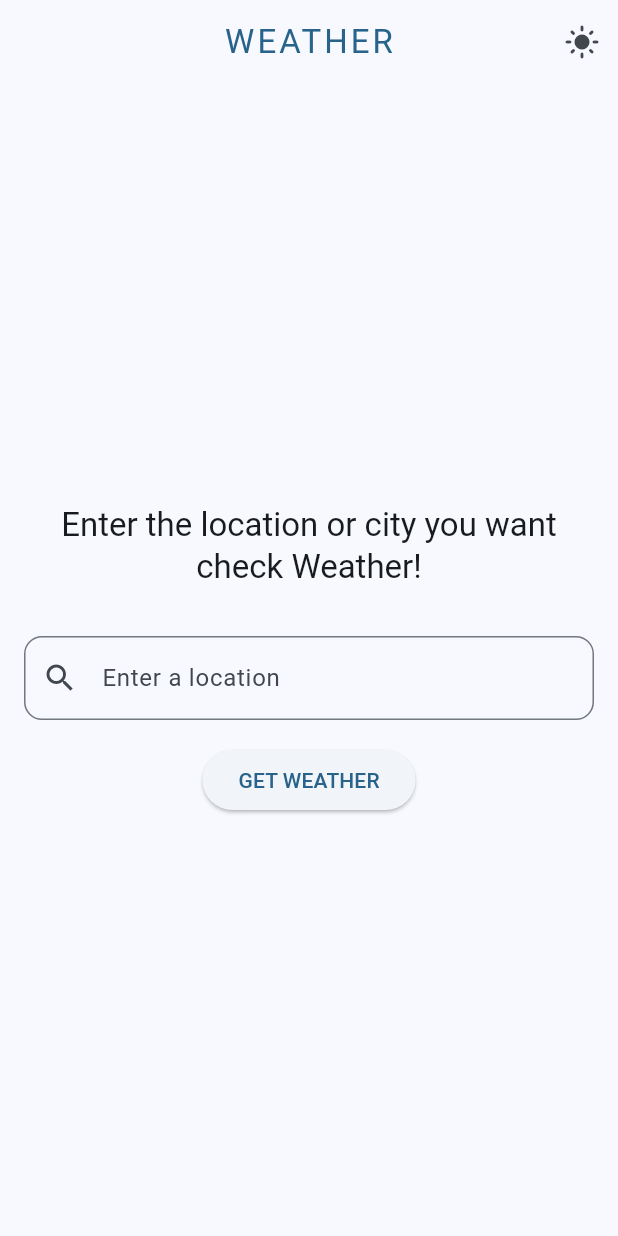
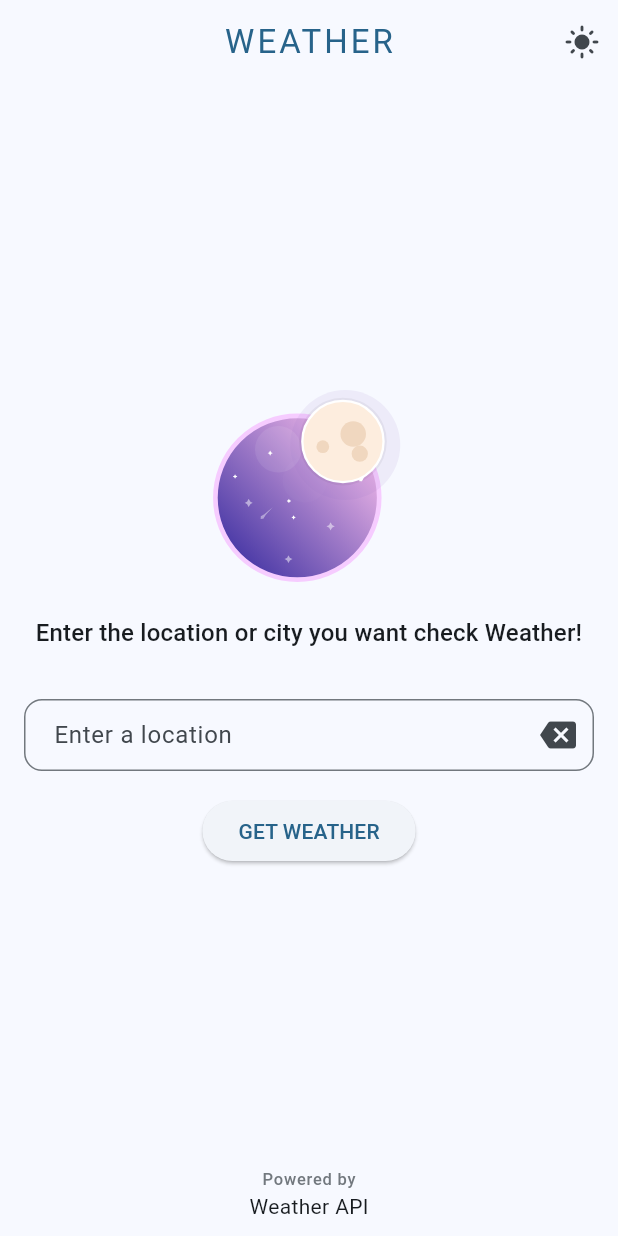
Before and after one commit to shabeen07/weather_app, a Flutter app: the screen it shows after launch, on a phone screen of 412 x 824 dp. Run offline on Flutter 3.47's test engine with Material 3 defaults, Android fonts, the phone set to English and light mode, and no system bars; our stand-ins replace bloc, equatable, flutter_bloc, lottie.

Commit message:
- Show error message from API. - Added a simple Anim in Home page

```diff
--- /dev/null
+++ b/lib/models/weather_error_result.dart
@@ -0,0 +1,15 @@
+
+
+class WeatherResultError implements Exception {
+  WeatherResultError({required this.message});
+
+  /// create an Instance for API error response
+  factory WeatherResultError.fromJson(Map<String, dynamic> json) {
+    Map<String, dynamic> error = json['error'] as Map<String,dynamic>;
+    return WeatherResultError(
+      message: error['message'] as String,
+    );
+  }
+
+  final String message;
+}
--- a/lib/pages/location_selection/location_selection.dart
+++ b/lib/screens/location_selection/location_selection.dart
@@ -1,6 +1,7 @@
 import 'package:flutter/material.dart';
 import 'package:flutter_bloc/flutter_bloc.dart';
-import 'package:weather_app/pages/location_selection/location_selection_bloc.dart';
+import 'package:lottie/lottie.dart';
+import 'package:weather_app/screens/location_selection/location_selection_bloc.dart';
 import 'package:weather_app/routes/routes.dart';
 import 'package:weather_app/theme/theme_cubit.dart';
 
@@ -55,7 +56,7 @@ class _LocationSelectionPageState extends State<LocationSelectionPage> {
 
           /// show error dialog with response error msg
           if (state.weatherStatus == WeatherStatus.error) {
-            showErrorDialog(context, "Could not Load Weather!", state.error);
+            showErrorDialog(context, "Weather Load Failed!", state.error);
           }
         },
         child: BlocBuilder<LocationSelectionBloc, LocationSelectionState>(
@@ -79,15 +80,21 @@ class _LocationSelectionPageState extends State<LocationSelectionPage> {
               child: Form(
                 key: _formKey,
                 child: Padding(
-                  padding:
-                      const EdgeInsets.symmetric(horizontal: 16),
+                  padding: const EdgeInsets.symmetric(horizontal: 16),
                   child: Column(
                     mainAxisAlignment: MainAxisAlignment.center,
                     crossAxisAlignment: CrossAxisAlignment.center,
                     children: [
+                      SizedBox(
+                        width: 156,
+                        height: 156,
+                        child: Lottie.asset('assets/anim/weather.json',
+                            fit: BoxFit.fill),
+                      ),
+                      const SizedBox(height: 8),
                       Text(
                         'Enter the location or city you want check Weather!',
-                        style: Theme.of(context).textTheme.titleLarge,
+                        style: Theme.of(context).textTheme.titleMedium,
                         textAlign: TextAlign.center,
                       ),
                       const SizedBox(height: 32),
@@ -99,11 +106,20 @@ class _LocationSelectionPageState extends State<LocationSelectionPage> {
                               : null;
                         },
                         decoration: InputDecoration(
-                          prefixIcon: const Icon(Icons.search),
+                            contentPadding: const EdgeInsets.symmetric(horizontal: 16),
+                            suffixIcon: IconButton(
+                              onPressed: () {
+                                controller.clear(); // clear text
+                              },
+                              icon: const Icon(Icons.backspace),
+                            ),
                             border: OutlineInputBorder(
                               borderRadius: BorderRadius.circular(12),
                             ),
                             hintText: 'Enter a location'),
+                        onFieldSubmitted: (value) {
+                          _validateInput();
+                        },
                       ),
                       const SizedBox(height: 16),
                       ElevatedButton(
@@ -117,6 +133,24 @@ class _LocationSelectionPageState extends State<LocationSelectionPage> {
               ),
             );
           },
+        ),
+      ),
+      bottomNavigationBar: Container(
+        padding: const EdgeInsets.all(8),
+        height: 56,
+        child: Column(
+          mainAxisAlignment: MainAxisAlignment.center,
+          crossAxisAlignment: CrossAxisAlignment.center,
+          children: [
+            Text(
+              'Powered by',
+              style: Theme.of(context)
+                  .textTheme
+                  .labelSmall
+                  ?.copyWith(color: Theme.of(context).colorScheme.outline),
+            ),
+            const Text('Weather API')
+          ],
         ),
       ),
     );
--- a/pubspec.yaml
+++ b/pubspec.yaml
@@ -39,6 +39,7 @@ dependencies:
   flutter_bloc: ^8.1.5
   http: ^1.2.1
   equatable: ^2.0.5
+  lottie: ^3.1.2
 
 dev_dependencies:
   flutter_test:
@@ -63,9 +64,8 @@ flutter:
   uses-material-design: true
 
   # To add assets to your application, add an assets section, like this:
-  # assets:
-  #   - images/a_dot_burr.jpeg
-  #   - images/a_dot_ham.jpeg
+  assets:
+     - assets/anim/
 
   # An image asset can refer to one or more resolution-specific "variants", see
   # https://flutter.dev/assets-and-images/#resolution-aware
```
Also changed, not shown: assets/anim/weather.json (added, +1 -0 lines), lib/app.dart (+4 -4 lines), lib/screens/location_selection/location_selection_bloc.dart (renamed from lib/pages/location_selection/location_selection_bloc.dart, +11 -6 lines), lib/screens/weather_display/weather_display.dart (renamed from lib/pages/weather_display/weather_display.dart, +5 -5 lines), lib/services/weather_service.dart (+7 -3 lines), lib/screens/location_selection/location_selection_event.dart (renamed from lib/pages/location_selection/location_selection_event.dart), lib/screens/location_selection/location_selection_state.dart (renamed from lib/pages/location_selection/location_selection_state.dart), lib/screens/weather_display/weather_display_bloc.dart (renamed from lib/pages/weather_display/weather_display_bloc.dart), lib/screens/weather_display/weather_display_event.dart (renamed from lib/pages/weather_display/weather_display_event.dart), lib/screens/weather_display/weather_display_state.dart (renamed from lib/pages/weather_display/weather_display_state.dart), pubspec.lock.
